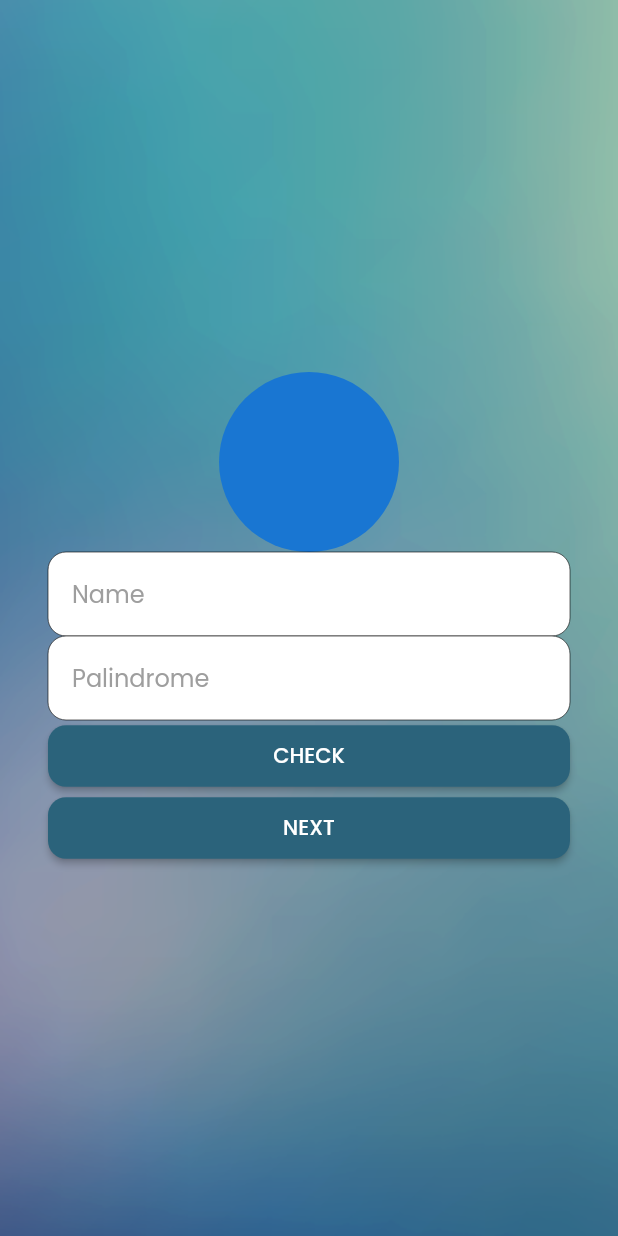
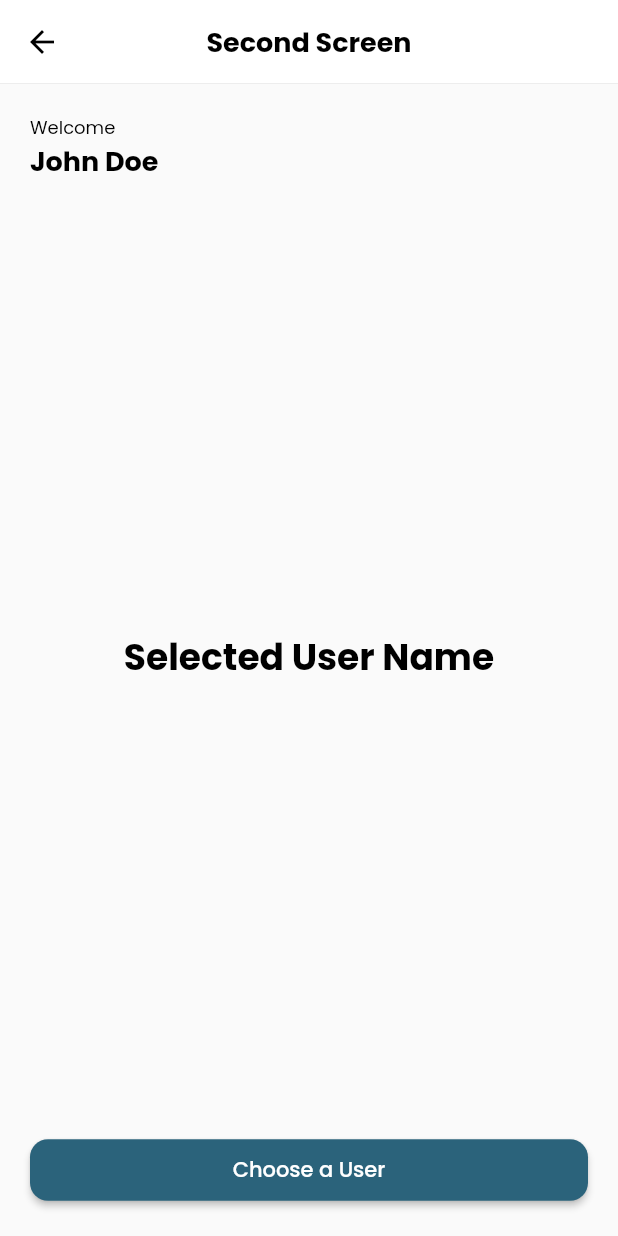
Before and after one commit to zakiydr/suitmedia-test, a Flutter app: the screen it shows after launch, after a tap on "NEXT", on a phone screen of 412 x 824 dp. Run offline on Flutter 3.47's test engine with Material 2 defaults, Android fonts, the phone set to English and light mode, and no system bars; our stand-ins replace flutter_svg, google_fonts.

Commit message:
done slicing

```diff
--- a/project/assessment/lib/main.dart
+++ b/project/assessment/lib/main.dart
@@ -1,4 +1,7 @@
 import 'package:assessment/view/screens/first_screen/first_screen.dart';
+import 'package:assessment/view/screens/second_screen/second_screen.dart';
+import 'package:assessment/view/screens/third_screen/third_screen.dart';
+import 'package:assessment/view/styles/styles.dart';
 import 'package:flutter/material.dart';
 import 'package:google_fonts/google_fonts.dart';
 
@@ -16,8 +19,10 @@ class MyApp extends StatelessWidget {
       debugShowCheckedModeBanner: false,
       title: 'Suitmedia Assessment',
       theme: ThemeData(
+        appBarTheme: defaultAppBarTheme,
         textTheme: GoogleFonts.poppinsTextTheme(),
-        primaryColor: Color(0xFF2B637B)),
+        backgroundColor: Colors.white,
+      ),
       home: const FirstScreen(),
     );
   }
--- a/project/assessment/lib/styles/styles.dart
+++ /dev/null
@@ -1,24 +0,0 @@
-import 'dart:ui';
-
-import 'package:flutter/material.dart';
-
-//Colors
-Color get defaultButtonColor => const Color(0xFF2B637B);
-
-// Textfield Styles
-TextStyle get defaultTextStyle =>
-    TextStyle(fontWeight: FontWeight.w500, fontSize: 16);
-// Button Styles
-ButtonStyle get defaultButtonStyle => ElevatedButton.styleFrom(
-      backgroundColor: defaultButtonColor,
-      shape: RoundedRectangleBorder(
-        borderRadius: BorderRadius.circular(12),
-      ),
-      fixedSize: Size.fromHeight(41),
-    );
-
-TextStyle get defaultButtonTextStyle => const TextStyle(
-      color: Colors.white,
-      fontSize: 14,
-      fontWeight: FontWeight.w500,
-    );
--- a/project/assessment/lib/view/screens/first_screen/first_screen.dart
+++ b/project/assessment/lib/view/screens/first_screen/first_screen.dart
@@ -1,5 +1,7 @@
+import 'package:assessment/view/screens/second_screen/second_screen.dart';
 import 'package:assessment/view/widgets/custom_button.dart';
 import 'package:assessment/view/widgets/custom_textfield.dart';
+import 'package:flutter/cupertino.dart';
 import 'package:flutter/material.dart';
 import 'package:flutter/src/widgets/container.dart';
 import 'package:flutter/src/widgets/framework.dart';
@@ -28,25 +30,45 @@ class _FirstScreenState extends State<FirstScreen> {
           Center(
             child: Padding(
               padding: const EdgeInsets.symmetric(vertical: 16, horizontal: 32),
-              child: ListView(
-                shrinkWrap: true,
+              child: Column(
+                mainAxisSize: MainAxisSize.min,
                 children: [
+                  Spacer(
+                    flex: 10,
+                  ),
                   SizedBox(
                     height: 120,
                     width: 120,
                     child: CircleAvatar(),
                   ),
+                  Spacer(
+                    flex: 4,
+                  ),
                   CustomTextField(
                     hint: 'Name',
                   ),
+                  Spacer(),
                   CustomTextField(
                     hint: 'Palindrome',
+                  ),
+                  Spacer(
+                    flex: 3,
                   ),
                   CustomButton(
                     text: 'CHECK',
                   ),
+                  Spacer(),
                   CustomButton(
                     text: 'NEXT',
+                    onPressed: () {
+                      Navigator.push(
+                          context,
+                          CupertinoPageRoute(
+                              builder: (context) => SecondScreen()));
+                    },
+                  ),
+                  Spacer(
+                    flex: 10,
                   ),
                 ],
               ),
--- /dev/null
+++ b/project/assessment/lib/view/screens/second_screen/second_screen.dart
@@ -0,0 +1,69 @@
+import 'package:assessment/view/screens/third_screen/third_screen.dart';
+import 'package:assessment/view/styles/styles.dart';
+import 'package:assessment/view/widgets/custom_button.dart';
+import 'package:flutter/cupertino.dart';
+import 'package:flutter/material.dart';
+import 'package:flutter/src/widgets/container.dart';
+import 'package:flutter/src/widgets/framework.dart';
+
+class SecondScreen extends StatefulWidget {
+  const SecondScreen({super.key});
+
+  @override
+  State<SecondScreen> createState() => _SecondScreenState();
+}
+
+class _SecondScreenState extends State<SecondScreen> {
+  @override
+  Widget build(BuildContext context) {
+    return Scaffold(
+      appBar: AppBar(
+        title: Text('Second Screen', style: title),
+      ),
+      body: Padding(
+        padding: const EdgeInsets.all(20.0),
+        child: Column(
+          mainAxisAlignment: MainAxisAlignment.spaceBetween,
+          crossAxisAlignment: CrossAxisAlignment.start,
+          mainAxisSize: MainAxisSize.max,
+          children: [
+            Column(
+              children: [
+                Column(
+                  crossAxisAlignment: CrossAxisAlignment.start,
+                  children: [
+                    Text(
+                      'Welcome',
+                      style: body1,
+                    ),
+                    Text(
+                      'John Doe',
+                      style: h1,
+                    ),
+                  ],
+                ),
+              ],
+            ),
+            Center(
+              child: Text(
+                'Selected User Name',
+                style: mainText,
+              ),
+            ),
+            CustomButton(
+              onPressed: () {
+                Navigator.push(
+                  context,
+                  CupertinoPageRoute(
+                    builder: (context) => ThirdScreen(),
+                  ),
+                );
+              },
+              text: 'Choose a User',
+            ),
+          ],
+        ),
+      ),
+    );
+  }
+}
--- /dev/null
+++ b/project/assessment/lib/view/screens/third_screen/third_screen.dart
@@ -0,0 +1,47 @@
+import 'package:assessment/view/styles/styles.dart';
+import 'package:flutter/material.dart';
+import 'package:flutter/src/widgets/container.dart';
+import 'package:flutter/src/widgets/framework.dart';
+
+class ThirdScreen extends StatefulWidget {
+  const ThirdScreen({super.key});
+
+  @override
+  State<ThirdScreen> createState() => _ThirdScreenState();
+}
+
+class _ThirdScreenState extends State<ThirdScreen> {
+  @override
+  Widget build(BuildContext context) {
+    return Scaffold(
+      appBar: AppBar(
+        title: Text(
+          'Third Screen',
+          style: title,
+        ),
+      ),
+      body: Padding(
+        padding: const EdgeInsets.symmetric(horizontal: 20, vertical: 16),
+        child: ListView.separated(
+            itemBuilder: (context, index) {
+              return ListTile(
+                leading: CircleAvatar(
+                  radius: 25,
+                  backgroundColor: Colors.blue,
+                  child: Text('A'),
+                ),
+                title: Text('FirstName ' + 'LastName'),
+                subtitle: Text('Email'),
+              );
+            },
+            separatorBuilder: (context, index) {
+              return Divider(
+                height: 5,
+                color: Colors.grey,
+              );
+            },
+            itemCount: 10),
+      ),
+    );
+  }
+}
--- /dev/null
+++ b/project/assessment/lib/view/styles/styles.dart
@@ -0,0 +1,62 @@
+import 'dart:ui';
+
+import 'package:flutter/material.dart';
+
+// Appbar
+AppBarTheme get defaultAppBarTheme => AppBarTheme(
+      iconTheme: IconThemeData(color: Colors.black),
+      elevation: 0,
+      shape: Border(
+        bottom: BorderSide(color: Colors.black, width: 0.05),
+      ),
+      backgroundColor: Colors.white,
+      centerTitle: true,
+    );
+
+//Colors
+Color get defaultButtonColor => const Color(0xFF2B637B);
+
+// Textfield Styles
+TextStyle get defaultTextfieldStyle =>
+    TextStyle(fontWeight: FontWeight.w500, fontSize: 16);
+
+// Button Styles
+ButtonStyle get defaultButtonStyle => ElevatedButton.styleFrom(
+      backgroundColor: defaultButtonColor,
+      shape: RoundedRectangleBorder(
+        borderRadius: BorderRadius.circular(12),
+      ),
+      fixedSize: Size.fromHeight(41),
+    );
+
+TextStyle get defaultButtonTextStyle => const TextStyle(
+      color: Colors.white,
+      fontSize: 14,
+      fontWeight: FontWeight.w500,
+    );
+
+// Text Styles
+
+TextStyle get title => const TextStyle(
+      color: Colors.black,
+      fontSize: 18,
+      fontWeight: FontWeight.bold,
+    );
+
+TextStyle get h1 => const TextStyle(
+      color: Colors.black,
+      fontSize: 18,
+      fontWeight: FontWeight.bold,
+    );
+
+TextStyle get body1 => const TextStyle(
+      color: Colors.black,
+      fontSize: 12,
+      fontWeight: FontWeight.w400,
+    );
+
+TextStyle get mainText => const TextStyle(
+      color: Colors.black,
+      fontSize: 24,
+      fontWeight: FontWeight.bold,
+    );
--- a/project/assessment/lib/view/widgets/custom_button.dart
+++ b/project/assessment/lib/view/widgets/custom_button.dart
@@ -1,17 +1,19 @@
-import 'package:assessment/styles/styles.dart';
+import 'package:assessment/view/styles/styles.dart';
 import 'package:flutter/material.dart';
 import 'package:flutter/src/widgets/container.dart';
 import 'package:flutter/src/widgets/framework.dart';
 
 class CustomButton extends StatelessWidget {
   final String? text;
-  const CustomButton({super.key, this.text});
+  final VoidCallback? onPressed;
+  const CustomButton({super.key, this.text, this.onPressed});
 
   @override
   Widget build(BuildContext context) {
     return Container(
+      width: double.infinity,
       child: ElevatedButton(
-          onPressed: () {},
+          onPressed: onPressed,
           child: Text(text ?? 'null', style: defaultButtonTextStyle),
           style: defaultButtonStyle),
     );
--- a/project/assessment/lib/view/widgets/custom_textfield.dart
+++ b/project/assessment/lib/view/widgets/custom_textfield.dart
@@ -1,3 +1,4 @@
+import 'package:assessment/view/styles/styles.dart';
 import 'package:flutter/material.dart';
 import 'package:flutter/src/widgets/container.dart';
 import 'package:flutter/src/widgets/framework.dart';
@@ -19,18 +20,17 @@ class _CustomTextFieldState extends State<CustomTextField> {
     return TextFormField(
       textAlignVertical: TextAlignVertical.center,
       key: formKey,
+      style: defaultTextfieldStyle,
       decoration: InputDecoration(
+          border: OutlineInputBorder(
+              borderRadius: BorderRadius.circular(12),
+              borderSide: BorderSide(color: Colors.white)),
           isCollapsed: true,
-          border: OutlineInputBorder(
-            borderRadius: BorderRadius.circular(12),
-          ),
           hintText: widget.hint,
           fillColor: Colors.white,
-          hintStyle: TextStyle(
-            color: Colors.grey,
-          ),
+          hintStyle: defaultTextfieldStyle.copyWith(color: Colors.grey),
           filled: true,
-          contentPadding: EdgeInsets.all(16)),
+          contentPadding: EdgeInsets.symmetric(horizontal: 16, vertical: 8)),
     );
   }
 }
```
Also changed, not shown: project/assessment/lib/api/api.dart (added).
